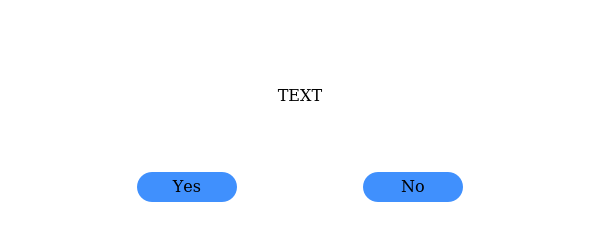
The window that ui/ui_yes_no.ui (BiaPyX/BiaPy-GUI) describes before a commit, drawn with Qt 5.
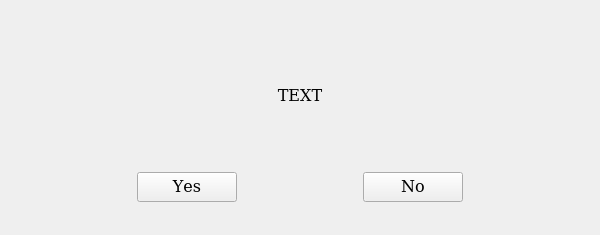
The same window after the commit.

Patch:
```diff
--- a/ui/ui_yes_no.ui
+++ b/ui/ui_yes_no.ui
@@ -25,9 +25,6 @@
   <property name="windowTitle">
    <string>yes_no</string>
   </property>
-  <property name="styleSheet">
-   <string notr="true">background: rgb(255,255,255);</string>
-  </property>
   <layout class="QVBoxLayout" name="verticalLayout">
    <property name="spacing">
     <number>0</number>
@@ -46,9 +43,6 @@
    </property>
    <item>
     <widget class="QFrame" name="centralwidget">
-     <property name="styleSheet">
-      <string notr="true">background: rgb(255,255,255);</string>
-     </property>
      <property name="frameShape">
       <enum>QFrame::NoFrame</enum>
      </property>
@@ -232,20 +226,15 @@
                 <pointsize>12</pointsize>
                </font>
               </property>
-              <property name="styleSheet">
-               <string notr="true">QPushButton {
-	border: none;
-	background-color: rgb(64,144,253);
-	border-radius: 15px;
-}
-QPushButton:hover {
-	background-color: rgb(255,255,255);
-	border: 2px solid rgb(0, 0, 0);
-}</string>
+              <property name="focusPolicy">
+               <enum>Qt::NoFocus</enum>
               </property>
               <property name="text">
                <string>Yes</string>
               </property>
+              <property name="flat">
+               <bool>false</bool>
+              </property>
              </widget>
             </item>
             <item>
@@ -262,20 +251,15 @@
                 <pointsize>12</pointsize>
                </font>
               </property>
-              <property name="styleSheet">
-               <string notr="true">QPushButton {
-	border: none;
-	background-color: rgb(64,144,253);
-	border-radius: 15px;
-}
-QPushButton:hover {
-	background-color: rgb(255,255,255);
-	border: 2px solid rgb(0, 0, 0);
-}</string>
+              <property name="focusPolicy">
+               <enum>Qt::NoFocus</enum>
               </property>
               <property name="text">
                <string>No</string>
               </property>
+              <property name="flat">
+               <bool>false</bool>
+              </property>
              </widget>
             </item>
            </layout>
```
